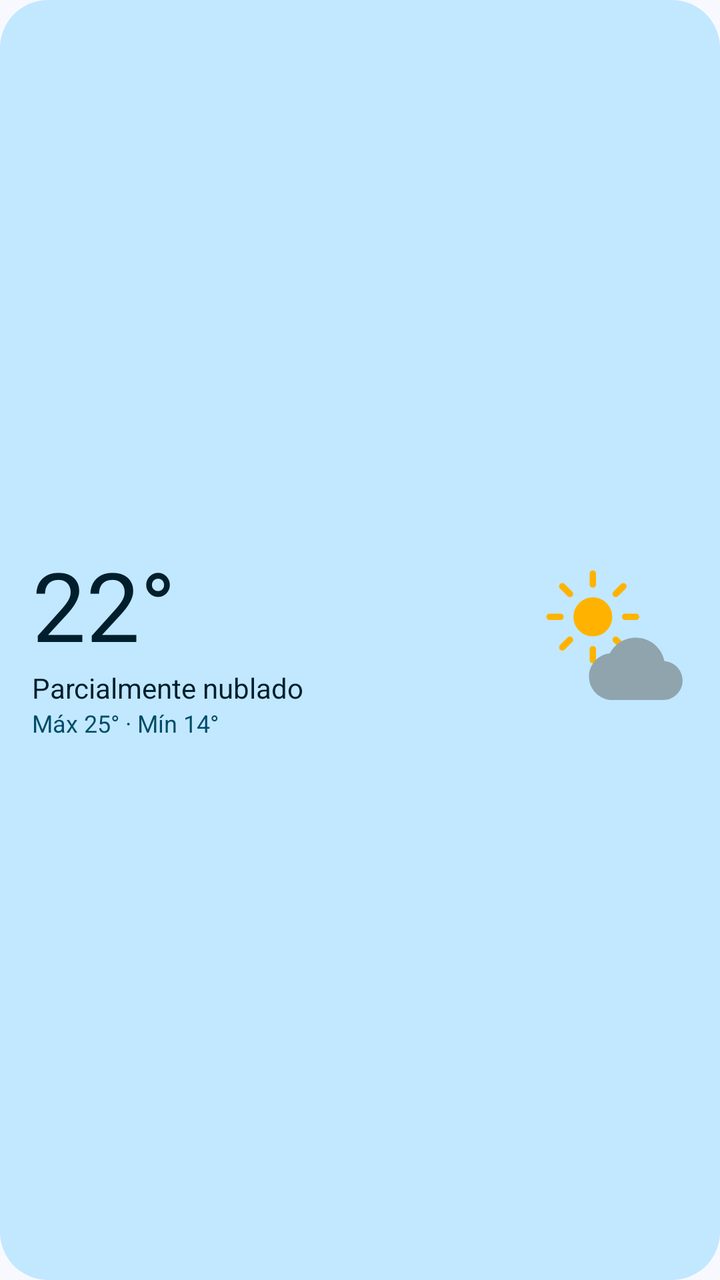
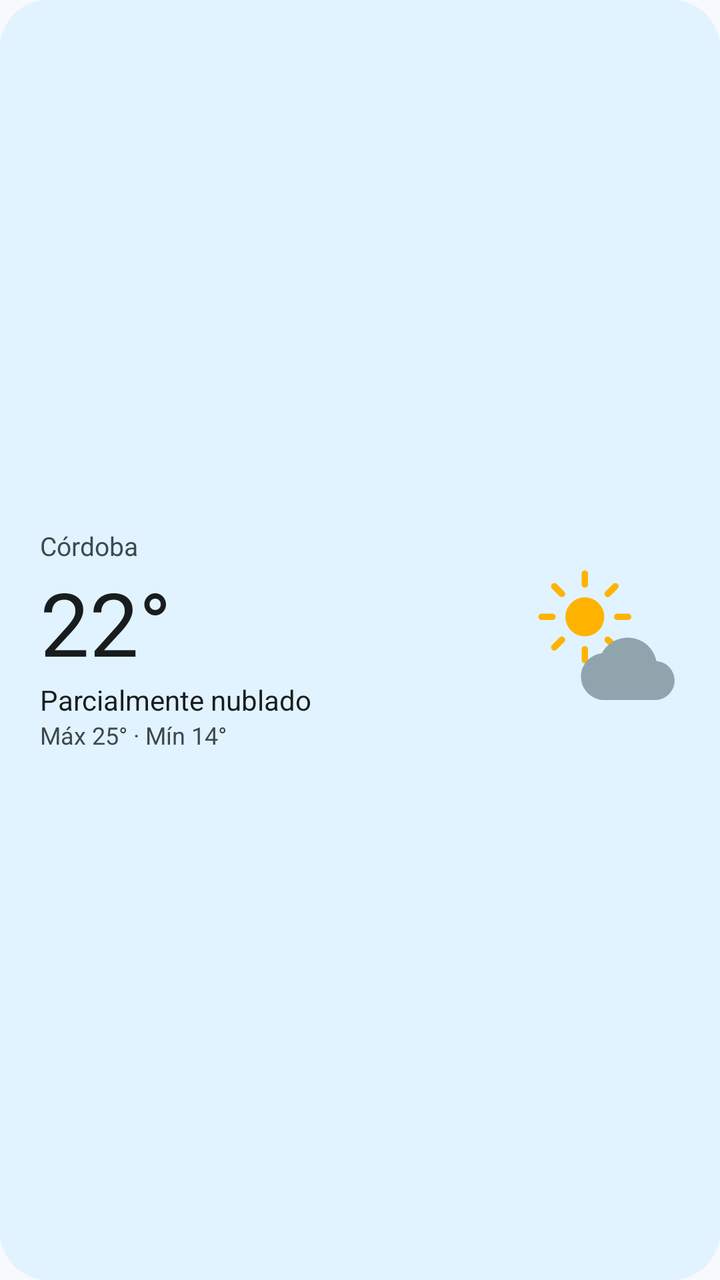

Before-and-after screenshots of an Android layout around one commit, followed by the original layout XML and the change that was made.
<!-- AndroidManifest.xml: application theme Theme.Clima -->
<!-- res/layout/widget_preview_clima.xml -->
<?xml version="1.0" encoding="utf-8"?>
<LinearLayout xmlns:android="http://schemas.android.com/apk/res/android"
    android:layout_width="match_parent"
    android:layout_height="match_parent"
    android:background="@drawable/preview_background"
    android:gravity="center_vertical"
    android:orientation="horizontal"
    android:padding="16dp">

    <LinearLayout
        android:layout_width="0dp"
        android:layout_height="wrap_content"
        android:layout_weight="1"
        android:orientation="vertical">

        <TextView
            android:layout_width="wrap_content"
            android:layout_height="wrap_content"
            android:text="22°"
            android:textColor="@color/preview_on_background"
            android:textSize="48sp" />

        <TextView
            android:layout_width="wrap_content"
            android:layout_height="wrap_content"
            android:text="Parcialmente nublado"
            android:textColor="@color/preview_on_background"
            android:textSize="14sp" />

        <TextView
            android:layout_width="wrap_content"
            android:layout_height="wrap_content"
            android:text="Máx 25° · Mín 14°"
            android:textColor="@color/preview_on_background_variant"
            android:textSize="12sp" />
    </LinearLayout>

    <ImageView
        android:layout_width="72dp"
        android:layout_height="72dp"
        android:importantForAccessibility="no"
        android:src="@drawable/ic_weather_partly_cloudy_day" />
</LinearLayout>
<!-- resources referenced by this layout -->
<resources>
  <color name="preview_on_background">#FF001B3E</color>
  <color name="preview_on_background_variant">#FF3B4858</color>
  <!-- drawable ic_weather_partly_cloudy_day (drawable) -->
  <?xml version="1.0" encoding="utf-8"?>
  <vector xmlns:android="http://schemas.android.com/apk/res/android"
      android:width="48dp" android:height="48dp"
      android:viewportWidth="48" android:viewportHeight="48">
    <group android:scaleX="0.72" android:scaleY="0.72" android:translateX="-1" android:translateY="-1">
      <path android:fillColor="#FFB300" android:pathData="M24,15a9,9 0 1,1 0,18a9,9 0 1,1 0,-18z" />
      <path android:pathData="M24,4V9M24,39V44M4,24H9M39,24H44M9.86,9.86L13.39,13.39M34.61,34.61L38.14,38.14M9.86,38.14L13.39,34.61M34.61,13.39L38.14,9.86" android:strokeColor="#FFB300" android:strokeWidth="3" android:strokeLineCap="round" android:strokeLineJoin="round" />
    </group>
    <group android:scaleX="1.3" android:scaleY="1.3" android:translateX="15" android:translateY="18">
      <path android:fillColor="#90A4AE" android:pathData="M19.35,10.04C18.67,6.59 15.64,4 12,4 9.11,4 6.6,5.64 5.35,8.04 2.34,8.36 0,10.91 0,14c0,3.31 2.69,6 6,6h13c2.76,0 5,-2.24 5,-5 0,-2.64 -2.05,-4.78 -4.65,-4.96z" />
    </group>
  </vector>
  <!-- drawable preview_background (drawable) -->
  <?xml version="1.0" encoding="utf-8"?>
  <shape xmlns:android="http://schemas.android.com/apk/res/android" android:shape="rectangle">
      <solid android:color="@color/preview_background" />
      <corners android:radius="24dp" />
  </shape>
  <style name="Theme.Clima" parent="android:Theme.Material.Light.NoActionBar">
          <item name="android:windowBackground">@color/window_background</item>
      </style>
  <color name="preview_background">#FFD6E3FF</color>
  <color name="window_background">#FFF8F9FF</color>
</resources>

<!-- the commit's change to res/layout/widget_preview_clima.xml (unified diff, before → after) -->
@@ -2,10 +2,11 @@
 <LinearLayout xmlns:android="http://schemas.android.com/apk/res/android"
     android:layout_width="match_parent"
     android:layout_height="match_parent"
-    android:background="@drawable/preview_background"
+    android:background="@drawable/preview_surface"
     android:gravity="center_vertical"
     android:orientation="horizontal"
-    android:padding="16dp">
+    android:paddingHorizontal="20dp"
+    android:paddingVertical="14dp">
 
     <LinearLayout
         android:layout_width="0dp"
@@ -14,25 +15,32 @@
         android:orientation="vertical">
 
         <TextView
-            android:layout_width="wrap_content"
-            android:layout_height="wrap_content"
-            android:text="22°"
-            android:textColor="@color/preview_on_background"
-            android:textSize="48sp" />
+        android:layout_width="wrap_content"
+        android:layout_height="wrap_content"
+        android:text="Córdoba"
+        android:textColor="@color/preview_text_variant"
+        android:textSize="13sp" />
 
         <TextView
-            android:layout_width="wrap_content"
-            android:layout_height="wrap_content"
-            android:text="Parcialmente nublado"
-            android:textColor="@color/preview_on_background"
-            android:textSize="14sp" />
+        android:layout_width="wrap_content"
+        android:layout_height="wrap_content"
+        android:text="22°"
+        android:textColor="@color/preview_text"
+        android:textSize="44sp" />
 
         <TextView
-            android:layout_width="wrap_content"
-            android:layout_height="wrap_content"
-            android:text="Máx 25° · Mín 14°"
-            android:textColor="@color/preview_on_background_variant"
-            android:textSize="12sp" />
+        android:layout_width="wrap_content"
+        android:layout_height="wrap_content"
+        android:text="Parcialmente nublado"
+        android:textColor="@color/preview_text"
+        android:textSize="14sp" />
+
+        <TextView
+        android:layout_width="wrap_content"
+        android:layout_height="wrap_content"
+        android:text="Máx 25° · Mín 14°"
+        android:textColor="@color/preview_text_variant"
+        android:textSize="12sp" />
     </LinearLayout>
 
     <ImageView
<!-- resource entries referenced after the edit -->
@@ -1,7 +1,7 @@
 <!-- resources referenced by this layout -->
 <resources>
-  <color name="preview_on_background">#FF001B3E</color>
-  <color name="preview_on_background_variant">#FF3B4858</color>
+  <color name="preview_text">#FF1A1C20</color>
+  <color name="preview_text_variant">#FF44474E</color>
   <!-- drawable ic_weather_partly_cloudy_day (drawable) -->
   <?xml version="1.0" encoding="utf-8"?>
   <vector xmlns:android="http://schemas.android.com/apk/res/android"
@@ -15,16 +15,16 @@
       <path android:fillColor="#90A4AE" android:pathData="M19.35,10.04C18.67,6.59 15.64,4 12,4 9.11,4 6.6,5.64 5.35,8.04 2.34,8.36 0,10.91 0,14c0,3.31 2.69,6 6,6h13c2.76,0 5,-2.24 5,-5 0,-2.64 -2.05,-4.78 -4.65,-4.96z" />
     </group>
   </vector>
-  <!-- drawable preview_background (drawable) -->
+  <!-- drawable preview_surface (drawable) -->
   <?xml version="1.0" encoding="utf-8"?>
   <shape xmlns:android="http://schemas.android.com/apk/res/android" android:shape="rectangle">
-      <solid android:color="@color/preview_background" />
+      <solid android:color="@color/preview_surface" />
       <corners android:radius="24dp" />
   </shape>
   <style name="Theme.Clima" parent="android:Theme.Material.Light.NoActionBar">
           <item name="android:windowBackground">@color/window_background</item>
       </style>
-  <color name="preview_background">#FFD6E3FF</color>
+  <color name="preview_surface">#FFF0F3FA</color>
   <color name="window_background">#FFF8F9FF</color>
 </resources>
 
